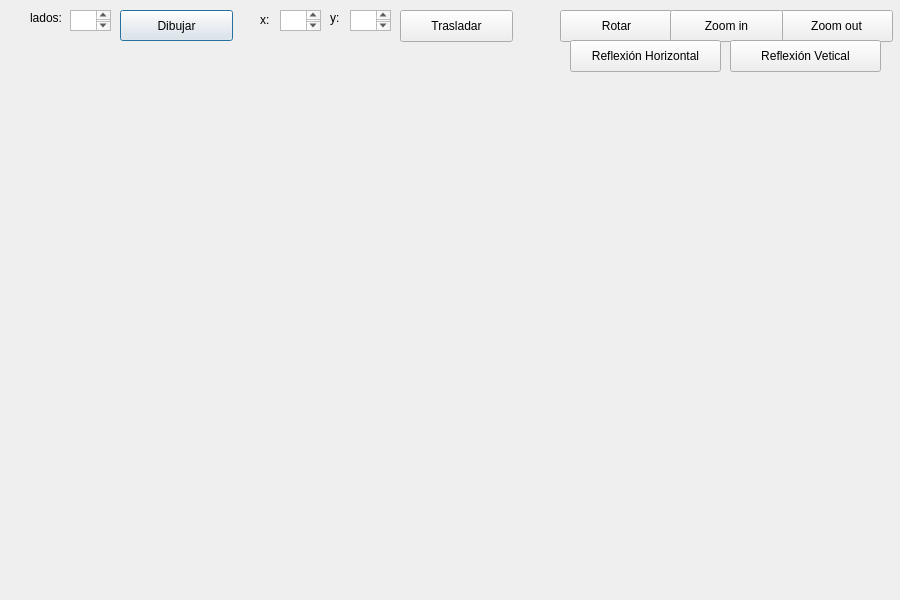
The window that poligonos.ui (yocoHM/GeometriaComputacional) describes before a commit, drawn with Qt 5.
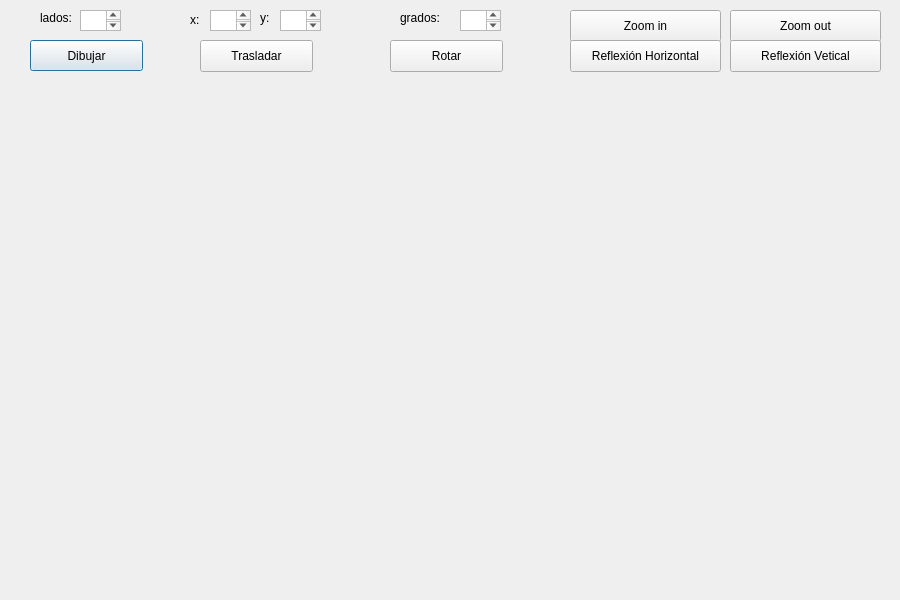
The same window after the commit.

Patch:
```diff
--- a/poligonos.ui
+++ b/poligonos.ui
@@ -16,8 +16,8 @@
   <widget class="QPushButton" name="pushButton">
    <property name="geometry">
     <rect>
-     <x>120</x>
-     <y>10</y>
+     <x>30</x>
+     <y>40</y>
      <width>113</width>
      <height>31</height>
     </rect>
@@ -29,7 +29,7 @@
   <widget class="QLabel" name="labelXinicio">
    <property name="geometry">
     <rect>
-     <x>260</x>
+     <x>190</x>
      <y>10</y>
      <width>21</width>
      <height>20</height>
@@ -42,7 +42,7 @@
   <widget class="QLabel" name="labelYinicio">
    <property name="geometry">
     <rect>
-     <x>330</x>
+     <x>260</x>
      <y>10</y>
      <width>21</width>
      <height>16</height>
@@ -55,7 +55,7 @@
   <widget class="QLabel" name="labelXfin">
    <property name="geometry">
     <rect>
-     <x>30</x>
+     <x>40</x>
      <y>10</y>
      <width>61</width>
      <height>16</height>
@@ -68,7 +68,7 @@
   <widget class="QTextEdit" name="boxXinicio">
    <property name="geometry">
     <rect>
-     <x>280</x>
+     <x>210</x>
      <y>10</y>
      <width>41</width>
      <height>21</height>
@@ -78,7 +78,7 @@
   <widget class="QTextEdit" name="boxXfin">
    <property name="geometry">
     <rect>
-     <x>70</x>
+     <x>80</x>
      <y>10</y>
      <width>41</width>
      <height>21</height>
@@ -88,7 +88,7 @@
   <widget class="QTextEdit" name="boxYinicio">
    <property name="geometry">
     <rect>
-     <x>350</x>
+     <x>280</x>
      <y>10</y>
      <width>41</width>
      <height>21</height>
@@ -98,8 +98,8 @@
   <widget class="QPushButton" name="pushButton_2">
    <property name="geometry">
     <rect>
-     <x>400</x>
-     <y>10</y>
+     <x>200</x>
+     <y>40</y>
      <width>113</width>
      <height>32</height>
     </rect>
@@ -111,8 +111,8 @@
   <widget class="QPushButton" name="pushButton_3">
    <property name="geometry">
     <rect>
-     <x>560</x>
-     <y>10</y>
+     <x>390</x>
+     <y>40</y>
      <width>113</width>
      <height>32</height>
     </rect>
@@ -124,9 +124,9 @@
   <widget class="QPushButton" name="pushButton_4">
    <property name="geometry">
     <rect>
-     <x>780</x>
+     <x>730</x>
      <y>10</y>
-     <width>113</width>
+     <width>151</width>
      <height>32</height>
     </rect>
    </property>
@@ -137,9 +137,9 @@
   <widget class="QPushButton" name="pushButton_5">
    <property name="geometry">
     <rect>
-     <x>670</x>
+     <x>570</x>
      <y>10</y>
-     <width>113</width>
+     <width>151</width>
      <height>32</height>
     </rect>
    </property>
@@ -173,6 +173,29 @@
     <string>Reflexión Vetical</string>
    </property>
   </widget>
+  <widget class="QTextEdit" name="boxGrados">
+   <property name="geometry">
+    <rect>
+     <x>460</x>
+     <y>10</y>
+     <width>41</width>
+     <height>21</height>
+    </rect>
+   </property>
+  </widget>
+  <widget class="QLabel" name="label_5">
+   <property name="geometry">
+    <rect>
+     <x>400</x>
+     <y>10</y>
+     <width>51</width>
+     <height>16</height>
+    </rect>
+   </property>
+   <property name="text">
+    <string>grados:</string>
+   </property>
+  </widget>
  </widget>
  <resources/>
  <connections/>
```
